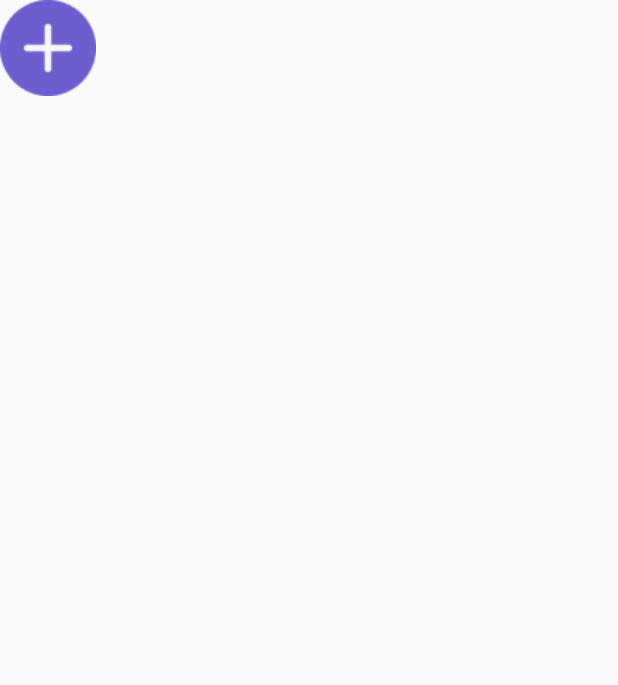
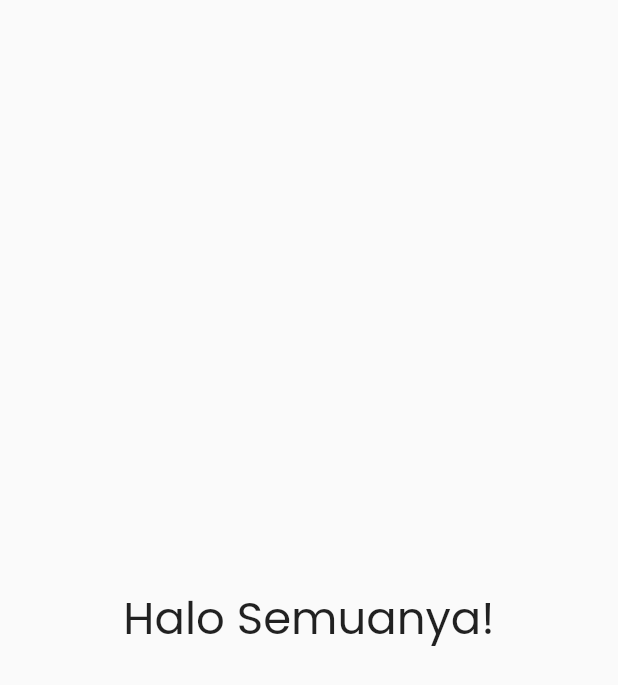
Before and after one commit to romanzidan/shamo-flutter, a Flutter app: the screen it shows after launch, on a phone screen of 412 x 824 dp. Shown: the top 685 px of the screen. Run offline on Flutter 3.47's test engine with Material 2 defaults, Android fonts, the light colour scheme and no system bars; our stand-ins replace google_fonts.

Commit message:
Custom Font

```diff
--- a/lib/main.dart
+++ b/lib/main.dart
@@ -1,4 +1,5 @@
 import 'package:flutter/material.dart';
+import 'package:google_fonts/google_fonts.dart';
 
 void main() => runApp(MyApp());
 
@@ -16,6 +17,12 @@ class HomePage extends StatelessWidget {
 
   @override
   Widget build(BuildContext context) {
-    return Scaffold(body: Image.asset('assets/button_add.png'));
+    return Scaffold(
+      body: Center(
+          child: Text(
+        'Halo Semuanya!',
+        style: GoogleFonts.poppins(fontSize: 30),
+      )),
+    );
   }
 }
--- a/pubspec.yaml
+++ b/pubspec.yaml
@@ -33,6 +33,7 @@ dependencies:
   # The following adds the Cupertino Icons font to your application.
   # Use with the CupertinoIcons class for iOS style icons.
   cupertino_icons: ^1.0.2
+  google_fonts: ^2.1.0
 
 dev_dependencies:
   flutter_test:
```
Also changed, not shown: pubspec.lock.
